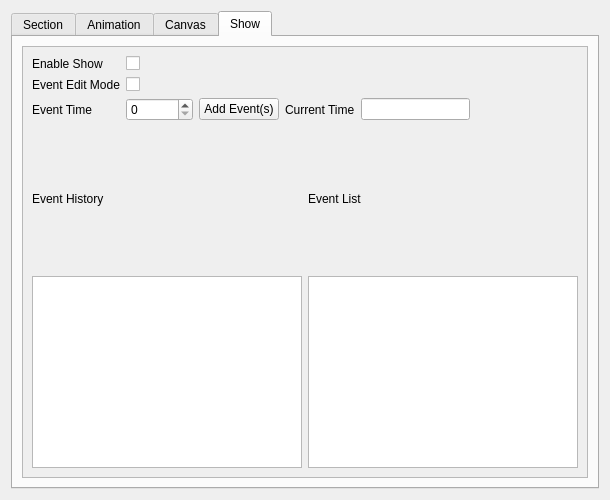
This is src/widget/maestrocontrol.ui in 8bitbuddhist/PixelMaestro-Studio as Qt 5 draws it before an edit. The edited form follows.
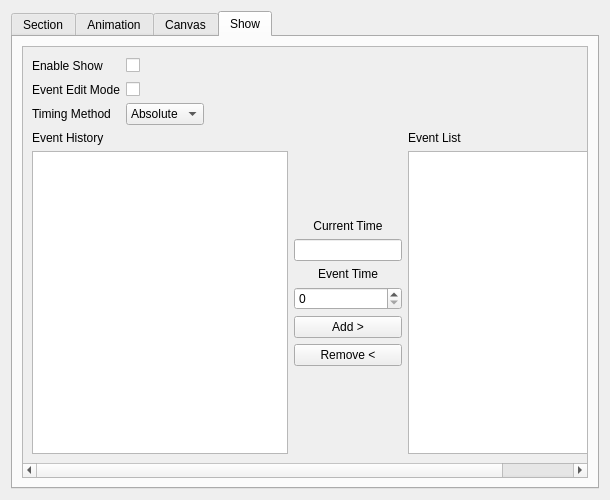
This is the edited form. The open tabs and pages were chosen to show the change.

Commit message: Fixed adding and removing Show Events. Added development documentation to remaining MaestroControl methods. Added repeat checkbox for Canvas Scrolling.

Patch:
```diff
--- a/src/widget/maestrocontrol.ui
+++ b/src/widget/maestrocontrol.ui
@@ -54,7 +54,7 @@
        <item row="3" column="2">
         <widget class="QSpinBox" name="columnsSpinBox">
          <property name="toolTip">
-          <string>The height of the Pixel grid</string>
+          <string>Sets the height of the Pixel grid (select Base Section to edit)</string>
          </property>
          <property name="buttonSymbols">
           <enum>QAbstractSpinBox::PlusMinus</enum>
@@ -141,7 +141,7 @@
        <item row="3" column="1">
         <widget class="QSpinBox" name="rowsSpinBox">
          <property name="toolTip">
-          <string>The width of the pixel grid</string>
+          <string>Sets the width of the Pixel grid (select Base Section to edit)</string>
          </property>
          <property name="frame">
           <bool>true</bool>
@@ -535,9 +535,9 @@
          <widget class="QWidget" name="canvasScrollAreaWidgetContents">
           <property name="geometry">
            <rect>
-            <x>0</x>
+            <x>-107</x>
             <y>0</y>
-            <width>603</width>
+            <width>675</width>
             <height>414</height>
            </rect>
           </property>
@@ -867,18 +867,12 @@
              </property>
             </widget>
            </item>
-           <item row="6" column="6">
-            <spacer name="horizontalSpacer">
-             <property name="orientation">
-              <enum>Qt::Horizontal</enum>
+           <item row="4" column="6">
+            <widget class="QCheckBox" name="scrollRepeatCheckBox">
+             <property name="text">
+              <string>Repeat</string>
              </property>
-             <property name="sizeHint" stdset="0">
-              <size>
-               <width>80</width>
-               <height>20</height>
-              </size>
-             </property>
-            </spacer>
+            </widget>
            </item>
           </layout>
          </widget>
@@ -913,7 +907,7 @@
            <rect>
             <x>0</x>
             <y>0</y>
-            <width>612</width>
+            <width>675</width>
             <height>414</height>
            </rect>
           </property>
@@ -933,70 +927,10 @@
                </property>
               </widget>
              </item>
-             <item row="3" column="1">
-              <layout class="QHBoxLayout" name="timeLayout">
-               <item>
-                <widget class="QSpinBox" name="eventTimeSpinBox">
-                 <property name="toolTip">
-                  <string>The time that the Event will run</string>
-                 </property>
-                 <property name="maximum">
-                  <number>100000000</number>
-                 </property>
-                 <property name="singleStep">
-                  <number>10</number>
-                 </property>
-                </widget>
-               </item>
-               <item>
-                <widget class="QPushButton" name="addEventButton">
-                 <property name="toolTip">
-                  <string>Adds the selected Event(s) to the Show</string>
-                 </property>
-                 <property name="text">
-                  <string>Add Event(s)</string>
-                 </property>
-                </widget>
-               </item>
-               <item>
-                <widget class="QLabel" name="currentTimeLabel">
-                 <property name="text">
-                  <string>Current Time</string>
-                 </property>
-                </widget>
-               </item>
-               <item>
-                <widget class="QLineEdit" name="currentTimeLineEdit">
-                 <property name="toolTip">
-                  <string>The program's current runtime</string>
-                 </property>
-                 <property name="readOnly">
-                  <bool>true</bool>
-                 </property>
-                </widget>
-               </item>
-               <item>
-                <spacer name="horizontalSpacer_2">
-                 <property name="orientation">
-                  <enum>Qt::Horizontal</enum>
-                 </property>
-                 <property name="sizeHint" stdset="0">
-                  <size>
-                   <width>40</width>
-                   <height>20</height>
-                  </size>
-                 </property>
-                </spacer>
-               </item>
-              </layout>
-             </item>
-             <item row="0" column="1">
-              <widget class="QCheckBox" name="enableShowCheckBox">
-               <property name="toolTip">
-                <string>Enables support for queuing actions</string>
-               </property>
+             <item row="0" column="0">
+              <widget class="QLabel" name="enableShowLabel">
                <property name="text">
-                <string/>
+                <string>Enable Show</string>
                </property>
               </widget>
              </item>
@@ -1010,63 +944,78 @@
                </property>
               </widget>
              </item>
-             <item row="3" column="0">
-              <widget class="QLabel" name="eventTimeLabel">
+             <item row="0" column="1">
+              <widget class="QCheckBox" name="enableShowCheckBox">
+               <property name="toolTip">
+                <string>Enables support for queuing actions</string>
+               </property>
                <property name="text">
-                <string>Event Time</string>
+                <string/>
                </property>
               </widget>
              </item>
-             <item row="0" column="0">
-              <widget class="QLabel" name="enableShowLabel">
+             <item row="0" column="2">
+              <spacer name="horizontalSpacer_2">
+               <property name="orientation">
+                <enum>Qt::Horizontal</enum>
+               </property>
+               <property name="sizeHint" stdset="0">
+                <size>
+                 <width>40</width>
+                 <height>20</height>
+                </size>
+               </property>
+              </spacer>
+             </item>
+             <item row="2" column="0">
+              <widget class="QLabel" name="timingMethodLabel">
+               <property name="sizePolicy">
+                <sizepolicy hsizetype="Minimum" vsizetype="Preferred">
+                 <horstretch>0</horstretch>
+                 <verstretch>0</verstretch>
+                </sizepolicy>
+               </property>
                <property name="text">
-                <string>Enable Show</string>
+                <string>Timing Method</string>
                </property>
+               <property name="alignment">
+                <set>Qt::AlignLeading|Qt::AlignLeft|Qt::AlignVCenter</set>
+               </property>
+              </widget>
+             </item>
+             <item row="2" column="1">
+              <widget class="QComboBox" name="timingMethodComboBox">
+               <property name="sizePolicy">
+                <sizepolicy hsizetype="Minimum" vsizetype="Fixed">
+                 <horstretch>0</horstretch>
+                 <verstretch>0</verstretch>
+                </sizepolicy>
+               </property>
+               <property name="toolTip">
+                <string>Sets the timing method. Absolute tracks from the current time, while Relative tracks from the last Event time</string>
+               </property>
+               <item>
+                <property name="text">
+                 <string>Absolute</string>
+                </property>
+               </item>
+               <item>
+                <property name="text">
+                 <string>Relative</string>
+                </property>
+               </item>
               </widget>
              </item>
             </layout>
            </item>
            <item row="1" column="0">
-            <layout class="QHBoxLayout" name="eventManagementLayout">
-             <item>
-              <layout class="QVBoxLayout" name="eventHistoryLayout">
-               <item>
-                <widget class="QLabel" name="eventHistoryLabel">
-                 <property name="sizePolicy">
-                  <sizepolicy hsizetype="Minimum" vsizetype="Minimum">
-                   <horstretch>0</horstretch>
-                   <verstretch>0</verstretch>
-                  </sizepolicy>
-                 </property>
-                 <property name="text">
-                  <string>Event History</string>
-                 </property>
-                </widget>
-               </item>
-               <item>
-                <widget class="QListWidget" name="eventHistoryWidget">
-                 <property name="sizePolicy">
-                  <sizepolicy hsizetype="Minimum" vsizetype="Minimum">
-                   <horstretch>0</horstretch>
-                   <verstretch>0</verstretch>
-                  </sizepolicy>
-                 </property>
-                 <property name="toolTip">
-                  <string>The most recent actions performed in the Animation Editor</string>
-                 </property>
-                 <property name="selectionMode">
-                  <enum>QAbstractItemView::MultiSelection</enum>
-                 </property>
-                </widget>
-               </item>
-              </layout>
-             </item>
-             <item>
+            <layout class="QGridLayout" name="eventManagementLayout">
+             <item row="0" column="2">
               <layout class="QVBoxLayout" name="eventListLayout">
                <item>
                 <widget class="QLabel" name="eventListLabel">
                  <property name="sizePolicy">
-                  <sizepolicy hsizetype="Minimum" vsizetype="Minimum">
+                  <sizepolicy hsizetype="MinimumExpanding" vsizetype="Fixed">
                    <horstretch>0</horstretch>
                    <verstretch>0</verstretch>
                   </sizepolicy>
@@ -1079,7 +1028,7 @@
                <item>
                 <widget class="QListWidget" name="eventListWidget">
                  <property name="sizePolicy">
-                  <sizepolicy hsizetype="Minimum" vsizetype="Minimum">
+                  <sizepolicy hsizetype="MinimumExpanding" vsizetype="Minimum">
                    <horstretch>0</horstretch>
                    <verstretch>0</verstretch>
                   </sizepolicy>
@@ -1090,10 +1039,181 @@
                  <property name="sizeAdjustPolicy">
                   <enum>QAbstractScrollArea::AdjustIgnored</enum>
                  </property>
+                 <property name="selectionMode">
+                  <enum>QAbstractItemView::ExtendedSelection</enum>
+                 </property>
                 </widget>
                </item>
               </layout>
              </item>
+             <item row="0" column="0">
+              <layout class="QVBoxLayout" name="eventHistoryLayout">
+               <item>
+                <widget class="QLabel" name="eventHistoryLabel">
+                 <property name="sizePolicy">
+                  <sizepolicy hsizetype="MinimumExpanding" vsizetype="Fixed">
+                   <horstretch>0</horstretch>
+                   <verstretch>0</verstretch>
+                  </sizepolicy>
+                 </property>
+                 <property name="text">
+                  <string>Event History</string>
+                 </property>
+                </widget>
+               </item>
+               <item>
+                <widget class="QListWidget" name="eventHistoryWidget">
+                 <property name="sizePolicy">
+                  <sizepolicy hsizetype="MinimumExpanding" vsizetype="Minimum">
+                   <horstretch>0</horstretch>
+                   <verstretch>0</verstretch>
+                  </sizepolicy>
+                 </property>
+                 <property name="toolTip">
+                  <string>The most recent actions performed in the Animation Editor</string>
+                 </property>
+                 <property name="selectionMode">
+                  <enum>QAbstractItemView::ExtendedSelection</enum>
+                 </property>
+                 <property name="selectionRectVisible">
+                  <bool>true</bool>
+                 </property>
+                </widget>
+               </item>
+              </layout>
+             </item>
+             <item row="0" column="1">
+              <layout class="QVBoxLayout" name="eventAddRemoveLayout">
+               <property name="sizeConstraint">
+                <enum>QLayout::SetMinimumSize</enum>
+               </property>
+               <item>
+                <spacer name="verticalSpacer_2">
+                 <property name="orientation">
+                  <enum>Qt::Vertical</enum>
+                 </property>
+                 <property name="sizeHint" stdset="0">
+                  <size>
+                   <width>20</width>
+                   <height>40</height>
+                  </size>
+                 </property>
+                </spacer>
+               </item>
+               <item>
+                <widget class="QLabel" name="currentTimeLabel">
+                 <property name="sizePolicy">
+                  <sizepolicy hsizetype="Minimum" vsizetype="Preferred">
+                   <horstretch>0</horstretch>
+                   <verstretch>0</verstretch>
+                  </sizepolicy>
+                 </property>
+                 <property name="text">
+                  <string>Current Time</string>
+                 </property>
+                 <property name="alignment">
+                  <set>Qt::AlignCenter</set>
+                 </property>
+                </widget>
+               </item>
+               <item>
+                <widget class="QLineEdit" name="currentTimeLineEdit">
+                 <property name="sizePolicy">
+                  <sizepolicy hsizetype="Minimum" vsizetype="Fixed">
+                   <horstretch>0</horstretch>
+                   <verstretch>0</verstretch>
+                  </sizepolicy>
+                 </property>
+                 <property name="toolTip">
+                  <string>The program's current runtime</string>
+                 </property>
+                 <property name="readOnly">
+                  <bool>true</bool>
+                 </property>
+                </widget>
+               </item>
+               <item>
+                <widget class="QLabel" name="eventTimeLabel">
+                 <property name="sizePolicy">
+                  <sizepolicy hsizetype="Minimum" vsizetype="Preferred">
+                   <horstretch>0</horstretch>
+                   <verstretch>0</verstretch>
+                  </sizepolicy>
+                 </property>
+                 <property name="text">
+                  <string>Event Time</string>
+                 </property>
+                 <property name="alignment">
+                  <set>Qt::AlignCenter</set>
+                 </property>
+                </widget>
+               </item>
+               <item>
+                <widget class="QSpinBox" name="eventTimeSpinBox">
+                 <property name="sizePolicy">
+                  <sizepolicy hsizetype="Minimum" vsizetype="Fixed">
+                   <horstretch>0</horstretch>
+                   <verstretch>0</verstretch>
+                  </sizepolicy>
+                 </property>
+                 <property name="toolTip">
+                  <string>The time that the Event will run</string>
+                 </property>
+                 <property name="maximum">
+                  <number>100000000</number>
+                 </property>
+                 <property name="singleStep">
+                  <number>10</number>
+                 </property>
+                </widget>
+               </item>
+               <item>
+                <widget class="QPushButton" name="addEventButton">
+                 <property name="sizePolicy">
+                  <sizepolicy hsizetype="Minimum" vsizetype="Fixed">
+                   <horstretch>0</horstretch>
+                   <verstretch>0</verstretch>
+                  </sizepolicy>
+                 </property>
+                 <property name="toolTip">
+                  <string>Adds the selected Event(s) to the Event List</string>
+                 </property>
+                 <property name="text">
+                  <string>Add &gt;</string>
+                 </property>
+                </widget>
+               </item>
+               <item>
+                <widget class="QPushButton" name="removeEventButton">
+                 <property name="sizePolicy">
+                  <sizepolicy hsizetype="Minimum" vsizetype="Fixed">
+                   <horstretch>0</horstretch>
+                   <verstretch>0</verstretch>
+                  </sizepolicy>
+                 </property>
+                 <property name="toolTip">
+                  <string>Removes the selected Event(s) from the Event List</string>
+                 </property>
+                 <property name="text">
+                  <string>Remove &lt;</string>
+                 </property>
+                </widget>
+               </item>
+               <item>
+                <spacer name="verticalSpacer">
+                 <property name="orientation">
+                  <enum>Qt::Vertical</enum>
+                 </property>
+                 <property name="sizeHint" stdset="0">
+                  <size>
+                   <width>20</width>
+                   <height>40</height>
+                  </size>
+                 </property>
+                </spacer>
+               </item>
+              </layout>
+             </item>
             </layout>
            </item>
           </layout>
```
Left out of the diff: 3 changed lines with no effect on the pictures. The commit also changes 8 other files.
